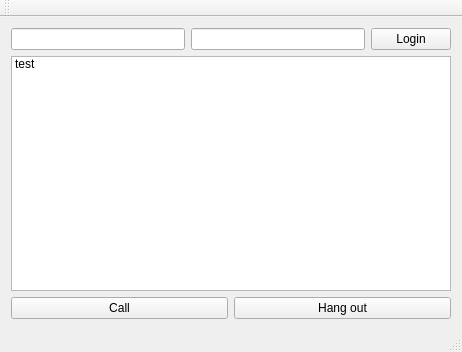
Before: the Qt Designer form Client/ui/mainwindow.ui in RaJiska/CPP_babel_2018, drawn with Qt 5.
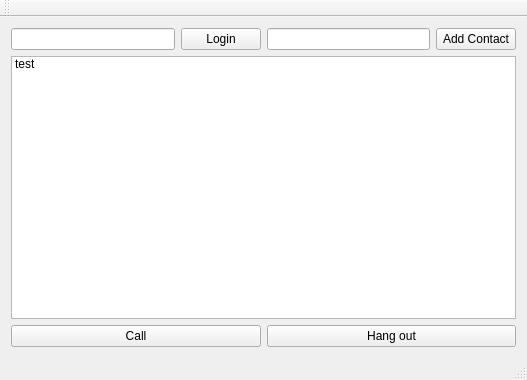
After: the same form once the commit is applied.

Commit message: [LOGIN] : add login with ui

```diff
--- a/Client/ui/mainwindow.ui
+++ b/Client/ui/mainwindow.ui
@@ -6,8 +6,8 @@
    <rect>
     <x>0</x>
     <y>0</y>
-    <width>462</width>
-    <height>352</height>
+    <width>527</width>
+    <height>380</height>
    </rect>
   </property>
   <property name="windowTitle">
@@ -21,13 +21,23 @@
        <widget class="QLineEdit" name="lineEdit_2"/>
       </item>
       <item>
-       <widget class="QLineEdit" name="lineEdit"/>
-      </item>
-      <item>
-       <widget class="QPushButton" name="pushButton">
+       <widget class="QPushButton" name="Login">
         <property name="text">
          <string>Login</string>
         </property>
+        <property name="autoDefault">
+         <bool>false</bool>
+        </property>
+       </widget>
+      </item>
+      <item>
+       <widget class="QLineEdit" name="Contactfield"/>
+      </item>
+      <item>
+       <widget class="QPushButton" name="Contact">
+        <property name="text">
+         <string>Add Contact</string>
+        </property>
        </widget>
       </item>
      </layout>
```
Left out of the diff: 8 changed lines with no effect on the pictures. The commit also changes 8 other files.
